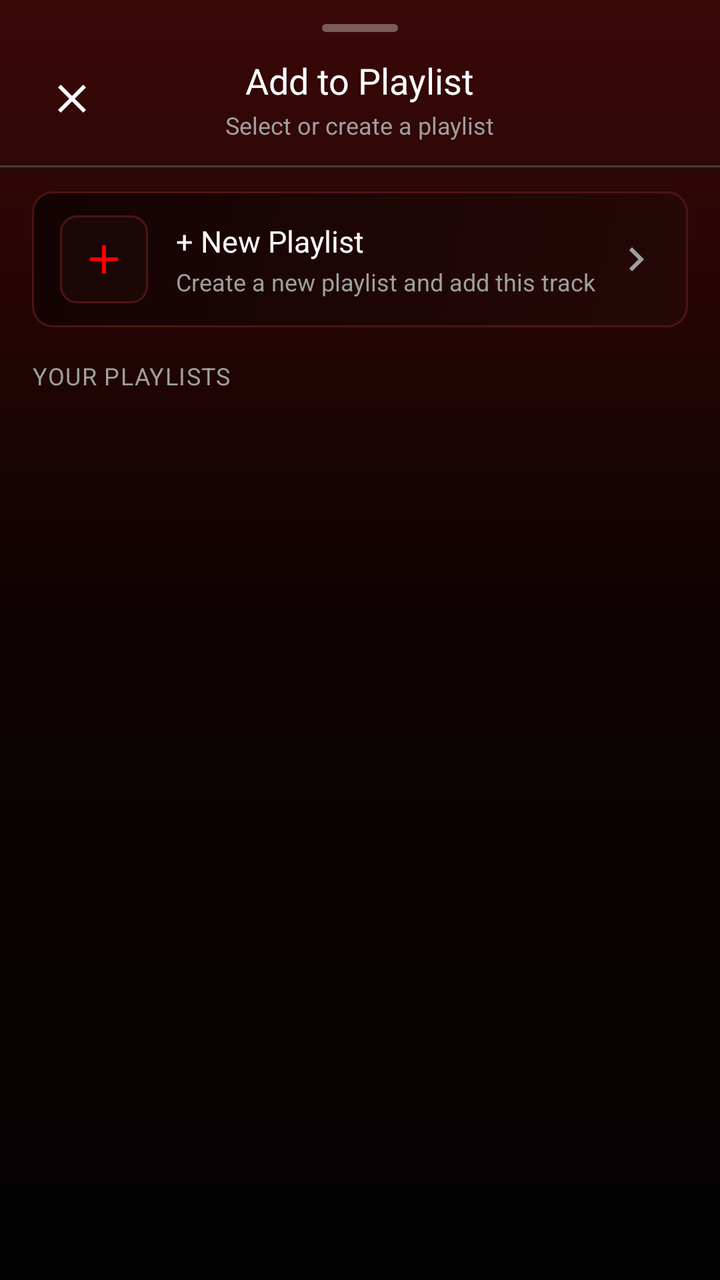
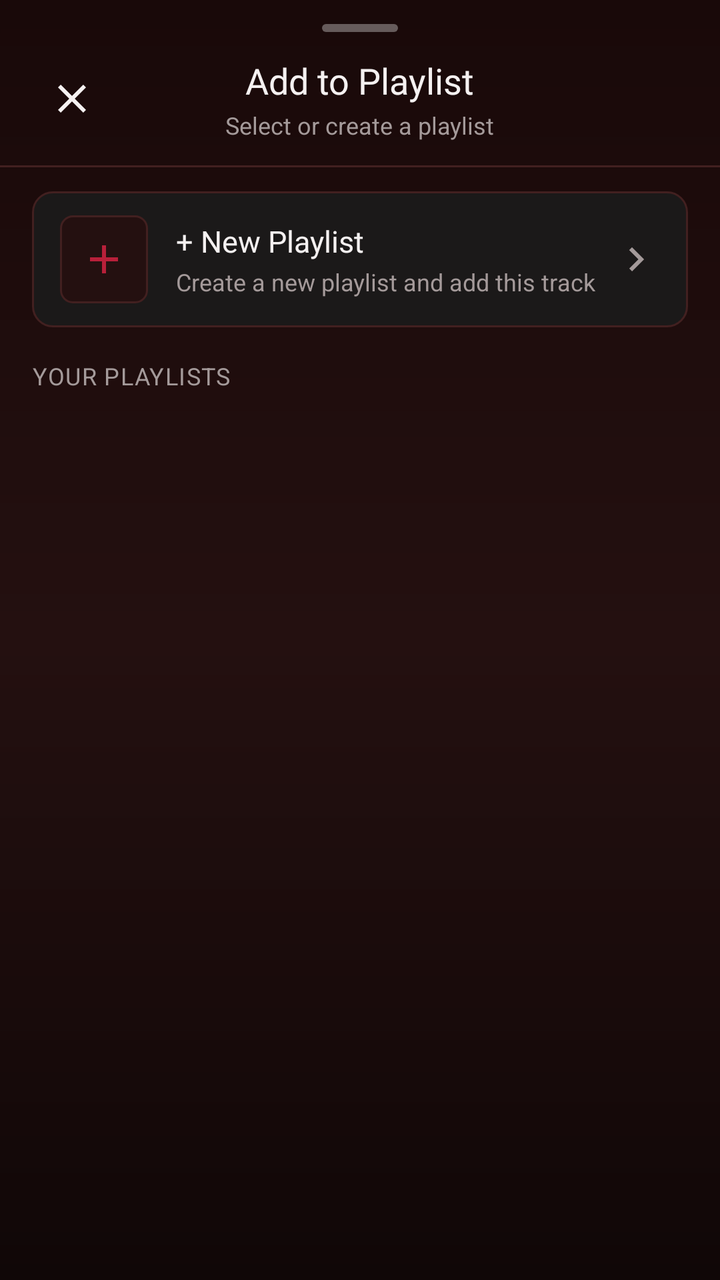

Compare the two renders of this Android layout. The source of the first and the diff that turns it into the second are given below.
<!-- AndroidManifest.xml: application theme Theme.BraveMusicPlayer -->
<!-- res/layout/dialog_add_to_playlist.xml -->
<?xml version="1.0" encoding="utf-8"?>
<LinearLayout xmlns:android="http://schemas.android.com/apk/res/android"
    xmlns:app="http://schemas.android.com/apk/res-auto"
    android:layout_width="match_parent"
    android:layout_height="wrap_content"
    android:background="@drawable/bg_now_playing_sheet"
    android:orientation="vertical"
    android:paddingTop="10dp"
    android:paddingBottom="24dp">

    
    <View
        android:layout_width="38dp"
        android:layout_height="4dp"
        android:layout_gravity="center_horizontal"
        android:layout_marginTop="2dp"
        android:layout_marginBottom="12dp"
        android:background="@drawable/single_bar_drag_handle" />

    
    <RelativeLayout
        android:layout_width="match_parent"
        android:layout_height="wrap_content"
        android:paddingStart="18dp"
        android:paddingEnd="16dp">

        <ImageView
            android:id="@+id/ivCloseAddToPlaylist"
            android:layout_width="36dp"
            android:layout_height="36dp"
            android:layout_alignParentStart="true"
            android:layout_centerVertical="true"
            android:background="?android:attr/selectableItemBackgroundBorderless"
            android:contentDescription="Close"
            android:padding="6dp"
            android:src="@drawable/ic_close"
            app:tint="@color/white_primary" />

        <LinearLayout
            android:layout_width="wrap_content"
            android:layout_height="wrap_content"
            android:layout_centerInParent="true"
            android:gravity="center"
            android:orientation="vertical">

            <TextView
                android:layout_width="wrap_content"
                android:layout_height="wrap_content"
                android:fontFamily="@font/youtube_sans_bold_font"
                android:text="Add to Playlist"
                android:textColor="@color/white_primary"
                android:textSize="18sp" />

            <TextView
                android:id="@+id/tvAddToPlaylistSongTarget"
                android:layout_width="wrap_content"
                android:layout_height="wrap_content"
                android:layout_marginTop="2dp"
                android:ellipsize="end"
                android:fontFamily="sans-serif"
                android:maxLines="1"
                android:text="Select or create a playlist"
                android:textColor="@color/muted_grey"
                android:textSize="12sp" />
        </LinearLayout>
    </RelativeLayout>

    <View
        android:layout_width="match_parent"
        android:layout_height="1dp"
        android:layout_marginTop="12dp"
        android:layout_marginBottom="12dp"
        android:background="@color/border_grey" />

    <LinearLayout
        android:layout_width="match_parent"
        android:layout_height="wrap_content"
        android:orientation="vertical"
        android:paddingStart="16dp"
        android:paddingEnd="16dp">

        
        <LinearLayout
            android:id="@+id/btnCreateNewPlaylistInSheet"
            android:layout_width="match_parent"
            android:layout_height="wrap_content"
            android:background="@drawable/bg_rounded_card"
            android:clickable="true"
            android:focusable="true"
            android:gravity="center_vertical"
            android:orientation="horizontal"
            android:paddingStart="14dp"
            android:paddingTop="12dp"
            android:paddingEnd="14dp"
            android:paddingBottom="12dp">

            <FrameLayout
                android:layout_width="44dp"
                android:layout_height="44dp"
                android:background="@drawable/bg_pill_badge">

                <ImageView
                    android:layout_width="24dp"
                    android:layout_height="24dp"
                    android:layout_gravity="center"
                    android:src="@drawable/ic_add"
                    app:tint="@color/youtube_red" />
            </FrameLayout>

            <LinearLayout
                android:layout_width="0dp"
                android:layout_height="wrap_content"
                android:layout_marginStart="14dp"
                android:layout_weight="1"
                android:orientation="vertical">

                <TextView
                    android:layout_width="wrap_content"
                    android:layout_height="wrap_content"
                    android:fontFamily="@font/youtube_sans_bold_font"
                    android:text="+ New Playlist"
                    android:textColor="@color/white_primary"
                    android:textSize="15sp" />

                <TextView
                    android:layout_width="wrap_content"
                    android:layout_height="wrap_content"
                    android:layout_marginTop="2dp"
                    android:fontFamily="sans-serif"
                    android:text="Create a new playlist and add this track"
                    android:textColor="@color/muted_grey"
                    android:textSize="12sp" />
            </LinearLayout>

            <ImageView
                android:layout_width="24dp"
                android:layout_height="24dp"
                android:src="@drawable/ic_ytm_chevron_right"
                app:tint="@color/muted_grey" />
        </LinearLayout>

        <TextView
            android:id="@+id/tvYourPlaylistsHeader"
            android:layout_width="wrap_content"
            android:layout_height="wrap_content"
            android:layout_marginTop="16dp"
            android:layout_marginBottom="8dp"
            android:fontFamily="sans-serif-bold"
            android:letterSpacing="0.04"
            android:text="YOUR PLAYLISTS"
            android:textColor="@color/muted_grey"
            android:textSize="12sp" />

        
        <androidx.recyclerview.widget.RecyclerView
            android:id="@+id/rvExistingPlaylists"
            android:layout_width="match_parent"
            android:layout_height="wrap_content"
            android:nestedScrollingEnabled="false" />

        
        <TextView
            android:id="@+id/tvNoPlaylistsNote"
            android:layout_width="match_parent"
            android:layout_height="wrap_content"
            android:layout_marginTop="8dp"
            android:layout_marginBottom="16dp"
            android:gravity="center"
            android:fontFamily="sans-serif"
            android:text="No playlists created yet. Tap '+ New Playlist' above to get started!"
            android:textColor="@color/muted_grey"
            android:textSize="13sp"
            android:visibility="gone" />

    </LinearLayout>
</LinearLayout>
<!-- resources referenced by this layout -->
<resources>
  <color name="border_grey">#3F3F3F</color>
  <color name="muted_grey">#9F9F9F</color>
  <color name="white_primary">#FFFFFF</color>
  <color name="youtube_red">#FF0000</color>
  <!-- drawable bg_now_playing_sheet (drawable) -->
  <?xml version="1.0" encoding="utf-8"?>
  <shape xmlns:android="http://schemas.android.com/apk/res/android"
      android:shape="rectangle">
      <gradient
          android:angle="270"
          android:startColor="@color/ytm_bg_top_glow"
          android:centerColor="@color/ytm_bg_middle"
          android:endColor="@color/ytm_bg_main"
          android:type="linear" />
      <corners
          android:topLeftRadius="20dp"
          android:topRightRadius="20dp" />
  </shape>
  <!-- drawable bg_pill_badge (drawable) -->
  <?xml version="1.0" encoding="utf-8"?>
  <shape xmlns:android="http://schemas.android.com/apk/res/android"
      android:shape="rectangle">
      <solid android:color="@color/card_red_tint_surface" />
      <stroke
          android:width="1dp"
          android:color="@color/card_red_tint_border" />
      <corners android:radius="8dp" />
  </shape>
  <!-- drawable bg_rounded_card (drawable) -->
  <?xml version="1.0" encoding="utf-8"?>
  <shape xmlns:android="http://schemas.android.com/apk/res/android"
      android:shape="rectangle">
      <gradient
          android:angle="135"
          android:startColor="@color/card_red_tint_start"
          android:endColor="@color/card_red_tint_end"
          android:type="linear" />
      <stroke
          android:width="1dp"
          android:color="@color/card_red_tint_border" />
      <corners android:radius="10dp" />
  </shape>
  <style name="Theme.BraveMusicPlayer" parent="Theme.MaterialComponents.DayNight.NoActionBar">
          <item name="colorPrimary">@color/youtube_red</item>
          <item name="colorPrimaryVariant">@color/surface_black</item>
          <item name="colorOnPrimary">@color/white_primary</item>
          <item name="colorSecondary">@color/youtube_red</item>
          <item name="colorSecondaryVariant">@color/youtube_red</item>
          <item name="colorOnSecondary">@color/white_primary</item>
          <item name="android:colorBackground">@color/deep_black</item>
          <item name="android:statusBarColor">@color/ytm_bg_top_glow</item>
          <item name="android:navigationBarColor">@color/surface_black</item>
          <item name="android:windowBackground">@drawable/bg_ytm_gradient</item>
          <item name="bottomSheetDialogTheme">@style/YtmBottomSheetDialogTheme</item>
      </style>
  <color name="ytm_bg_top_glow">#3B0808</color>
  <color name="ytm_bg_middle">#0D0202</color>
  <color name="ytm_bg_main">#030303</color>
  <color name="card_red_tint_surface">#1C0707</color>
  <color name="card_red_tint_border">#4E1414</color>
  <color name="card_red_tint_start">#260808</color>
  <color name="card_red_tint_end">#140303</color>
  <dimen name="yt_sys_measurement_size_min">4dp</dimen>
  <dimen name="yt_sys_measurement_size_hero">40dp</dimen>
  <color name="surface_black">#121212</color>
  <color name="deep_black">#030303</color>
  <!-- drawable bg_ytm_gradient (drawable) -->
  <?xml version="1.0" encoding="utf-8"?>
  <shape xmlns:android="http://schemas.android.com/apk/res/android"
      android:shape="rectangle">
      <gradient
          android:angle="270"
          android:startColor="@color/ytm_bg_top_glow"
          android:centerColor="@color/ytm_bg_middle"
          android:endColor="@color/ytm_bg_main"
          android:type="linear" />
  </shape>
  <style name="YtmBottomSheetDialogTheme" parent="Theme.Design.Light.BottomSheetDialog">
          <item name="bottomSheetStyle">@style/YtmBottomSheetStyle</item>
          <item name="android:windowIsFloating">false</item>
          <item name="android:navigationBarColor">@color/surface_black</item>
      </style>
  <style name="YtmBottomSheetStyle" parent="Widget.Design.BottomSheet.Modal">
          <item name="android:background">@android:color/transparent</item>
      </style>
  <!-- unchanged entries left out for length: 4 -->
</resources>

<!-- the commit's change to res/layout/dialog_add_to_playlist.xml (unified diff, before → after) -->
@@ -34,7 +34,7 @@
             android:contentDescription="Close"
             android:padding="6dp"
             android:src="@drawable/ic_close"
-            app:tint="@color/white_primary" />
+            app:tint="@color/textPrimary" />
 
         <LinearLayout
             android:layout_width="wrap_content"
@@ -48,7 +48,7 @@
                 android:layout_height="wrap_content"
                 android:fontFamily="@font/youtube_sans_bold_font"
                 android:text="Add to Playlist"
-                android:textColor="@color/white_primary"
+                android:textColor="@color/textPrimary"
                 android:textSize="18sp" />
 
             <TextView
@@ -60,7 +60,7 @@
                 android:fontFamily="sans-serif"
                 android:maxLines="1"
                 android:text="Select or create a playlist"
-                android:textColor="@color/muted_grey"
+                android:textColor="@color/textSecondary"
                 android:textSize="12sp" />
         </LinearLayout>
     </RelativeLayout>
@@ -70,7 +70,7 @@
         android:layout_height="1dp"
         android:layout_marginTop="12dp"
         android:layout_marginBottom="12dp"
-        android:background="@color/border_grey" />
+        android:background="@color/borderSubtle" />
 
     <LinearLayout
         android:layout_width="match_parent"
@@ -104,7 +104,7 @@
                     android:layout_height="24dp"
                     android:layout_gravity="center"
                     android:src="@drawable/ic_add"
-                    app:tint="@color/youtube_red" />
+                    app:tint="@color/accentPrimary" />
             </FrameLayout>
 
             <LinearLayout
@@ -119,7 +119,7 @@
                     android:layout_height="wrap_content"
                     android:fontFamily="@font/youtube_sans_bold_font"
                     android:text="+ New Playlist"
-                    android:textColor="@color/white_primary"
+                    android:textColor="@color/textPrimary"
                     android:textSize="15sp" />
 
                 <TextView
@@ -128,7 +128,7 @@
                     android:layout_marginTop="2dp"
                     android:fontFamily="sans-serif"
                     android:text="Create a new playlist and add this track"
-                    android:textColor="@color/muted_grey"
+                    android:textColor="@color/textSecondary"
                     android:textSize="12sp" />
             </LinearLayout>
 
@@ -136,7 +136,7 @@
                 android:layout_width="24dp"
                 android:layout_height="24dp"
                 android:src="@drawable/ic_ytm_chevron_right"
-                app:tint="@color/muted_grey" />
+                app:tint="@color/textSecondary" />
         </LinearLayout>
 
         <TextView
@@ -148,7 +148,7 @@
             android:fontFamily="sans-serif-bold"
             android:letterSpacing="0.04"
             android:text="YOUR PLAYLISTS"
-            android:textColor="@color/muted_grey"
+            android:textColor="@color/textSecondary"
             android:textSize="12sp" />
 
         
@@ -168,7 +168,7 @@
             android:gravity="center"
             android:fontFamily="sans-serif"
             android:text="No playlists created yet. Tap '+ New Playlist' above to get started!"
-            android:textColor="@color/muted_grey"
+            android:textColor="@color/textSecondary"
             android:textSize="13sp"
             android:visibility="gone" />
 
<!-- resource entries referenced after the edit -->
@@ -1,18 +1,19 @@
 <!-- resources referenced by this layout -->
 <resources>
-  <color name="border_grey">#3F3F3F</color>
-  <color name="muted_grey">#9F9F9F</color>
-  <color name="white_primary">#FFFFFF</color>
-  <color name="youtube_red">#FF0000</color>
+  <color name="accentPrimary">#B8203A</color>
+  <color name="borderSubtle">#422020</color>
+  <color name="textPrimary">#F5F1F1</color>
+  <color name="textSecondary">#A49A9A</color>
+  <color name="white_primary">@color/textPrimary</color>
   <!-- drawable bg_now_playing_sheet (drawable) -->
   <?xml version="1.0" encoding="utf-8"?>
   <shape xmlns:android="http://schemas.android.com/apk/res/android"
       android:shape="rectangle">
       <gradient
           android:angle="270"
-          android:startColor="@color/ytm_bg_top_glow"
-          android:centerColor="@color/ytm_bg_middle"
-          android:endColor="@color/ytm_bg_main"
+          android:startColor="@color/backgroundSecondary"
+          android:centerColor="@color/surfaceElevated"
+          android:endColor="@color/background"
           android:type="linear" />
       <corners
           android:topLeftRadius="20dp"
@@ -22,67 +23,58 @@
   <?xml version="1.0" encoding="utf-8"?>
   <shape xmlns:android="http://schemas.android.com/apk/res/android"
       android:shape="rectangle">
-      <solid android:color="@color/card_red_tint_surface" />
+      <solid android:color="@color/surfaceElevated" />
       <stroke
           android:width="1dp"
-          android:color="@color/card_red_tint_border" />
-      <corners android:radius="8dp" />
+          android:color="@color/borderSubtle" />
+      <corners android:radius="6dp" />
   </shape>
   <!-- drawable bg_rounded_card (drawable) -->
   <?xml version="1.0" encoding="utf-8"?>
   <shape xmlns:android="http://schemas.android.com/apk/res/android"
       android:shape="rectangle">
-      <gradient
-          android:angle="135"
-          android:startColor="@color/card_red_tint_start"
-          android:endColor="@color/card_red_tint_end"
-          android:type="linear" />
+      <corners android:radius="10dp" />
+      <solid android:color="@color/surfaceCard" />
       <stroke
           android:width="1dp"
-          android:color="@color/card_red_tint_border" />
-      <corners android:radius="10dp" />
+          android:color="@color/borderSubtle" />
   </shape>
   <style name="Theme.BraveMusicPlayer" parent="Theme.MaterialComponents.DayNight.NoActionBar">
-          <item name="colorPrimary">@color/youtube_red</item>
-          <item name="colorPrimaryVariant">@color/surface_black</item>
-          <item name="colorOnPrimary">@color/white_primary</item>
-          <item name="colorSecondary">@color/youtube_red</item>
-          <item name="colorSecondaryVariant">@color/youtube_red</item>
-          <item name="colorOnSecondary">@color/white_primary</item>
-          <item name="android:colorBackground">@color/deep_black</item>
-          <item name="android:statusBarColor">@color/ytm_bg_top_glow</item>
-          <item name="android:navigationBarColor">@color/surface_black</item>
+          <item name="colorPrimary">@color/accentPrimary</item>
+          <item name="colorPrimaryVariant">@color/surfaceCard</item>
+          <item name="colorOnPrimary">@color/textPrimary</item>
+          <item name="colorSecondary">@color/accentPrimary</item>
+          <item name="colorSecondaryVariant">@color/accentPressed</item>
+          <item name="colorOnSecondary">@color/textPrimary</item>
+          <item name="android:colorBackground">@color/background</item>
+          <item name="android:statusBarColor">@color/background</item>
+          <item name="android:navigationBarColor">@color/background</item>
           <item name="android:windowBackground">@drawable/bg_ytm_gradient</item>
-          <item name="bottomSheetDialogTheme">@style/YtmBottomSheetDialogTheme</item>
+          <item name="bottomSheetDialogTheme">@style/MelodyBottomSheetDialogTheme</item>
       </style>
-  <color name="ytm_bg_top_glow">#3B0808</color>
-  <color name="ytm_bg_middle">#0D0202</color>
-  <color name="ytm_bg_main">#030303</color>
-  <color name="card_red_tint_surface">#1C0707</color>
-  <color name="card_red_tint_border">#4E1414</color>
-  <color name="card_red_tint_start">#260808</color>
-  <color name="card_red_tint_end">#140303</color>
+  <color name="backgroundSecondary">#190909</color>
+  <color name="surfaceElevated">#241010</color>
+  <color name="background">#100707</color>
+  <color name="surfaceCard">#1B1919</color>
   <dimen name="yt_sys_measurement_size_min">4dp</dimen>
   <dimen name="yt_sys_measurement_size_hero">40dp</dimen>
-  <color name="surface_black">#121212</color>
-  <color name="deep_black">#030303</color>
+  <color name="accentPressed">#8F1830</color>
   <!-- drawable bg_ytm_gradient (drawable) -->
   <?xml version="1.0" encoding="utf-8"?>
   <shape xmlns:android="http://schemas.android.com/apk/res/android"
       android:shape="rectangle">
       <gradient
           android:angle="270"
-          android:startColor="@color/ytm_bg_top_glow"
-          android:centerColor="@color/ytm_bg_middle"
-          android:endColor="@color/ytm_bg_main"
+          android:startColor="@color/backgroundSecondary"
+          android:endColor="@color/background"
           android:type="linear" />
   </shape>
-  <style name="YtmBottomSheetDialogTheme" parent="Theme.Design.Light.BottomSheetDialog">
-          <item name="bottomSheetStyle">@style/YtmBottomSheetStyle</item>
+  <style name="MelodyBottomSheetDialogTheme" parent="Theme.Design.Light.BottomSheetDialog">
+          <item name="bottomSheetStyle">@style/MelodyBottomSheetStyle</item>
           <item name="android:windowIsFloating">false</item>
-          <item name="android:navigationBarColor">@color/surface_black</item>
+          <item name="android:navigationBarColor">@color/background</item>
       </style>
-  <style name="YtmBottomSheetStyle" parent="Widget.Design.BottomSheet.Modal">
+  <style name="MelodyBottomSheetStyle" parent="Widget.Design.BottomSheet.Modal">
           <item name="android:background">@android:color/transparent</item>
       </style>
   <!-- unchanged entries left out for length: 4 -->
